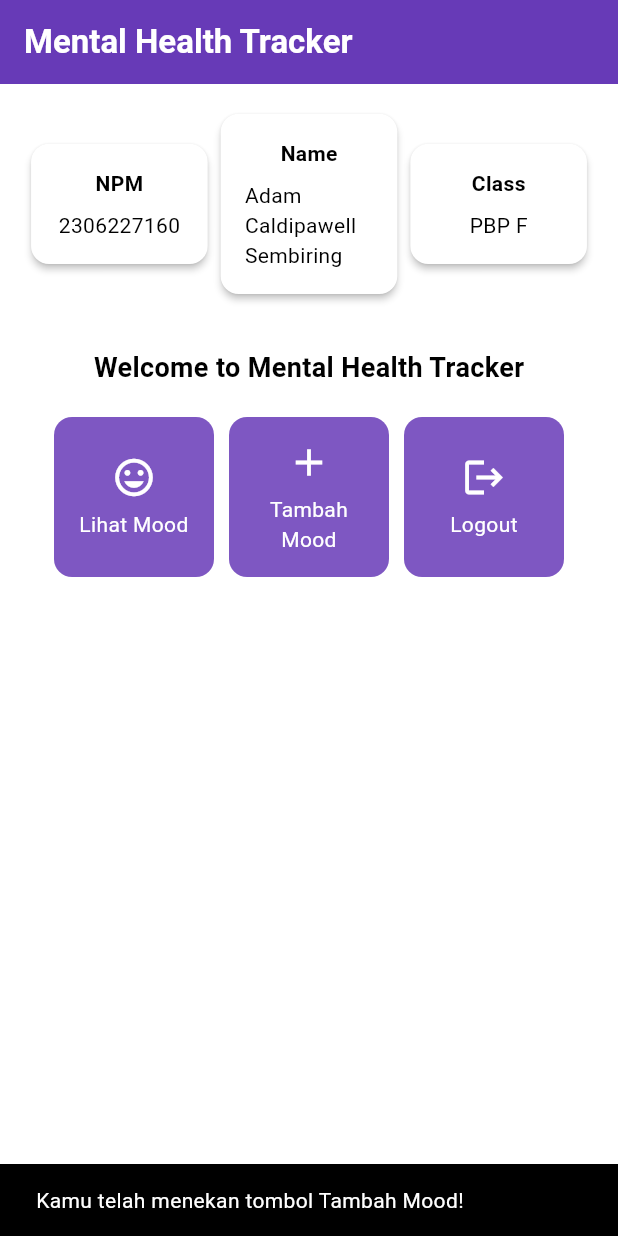
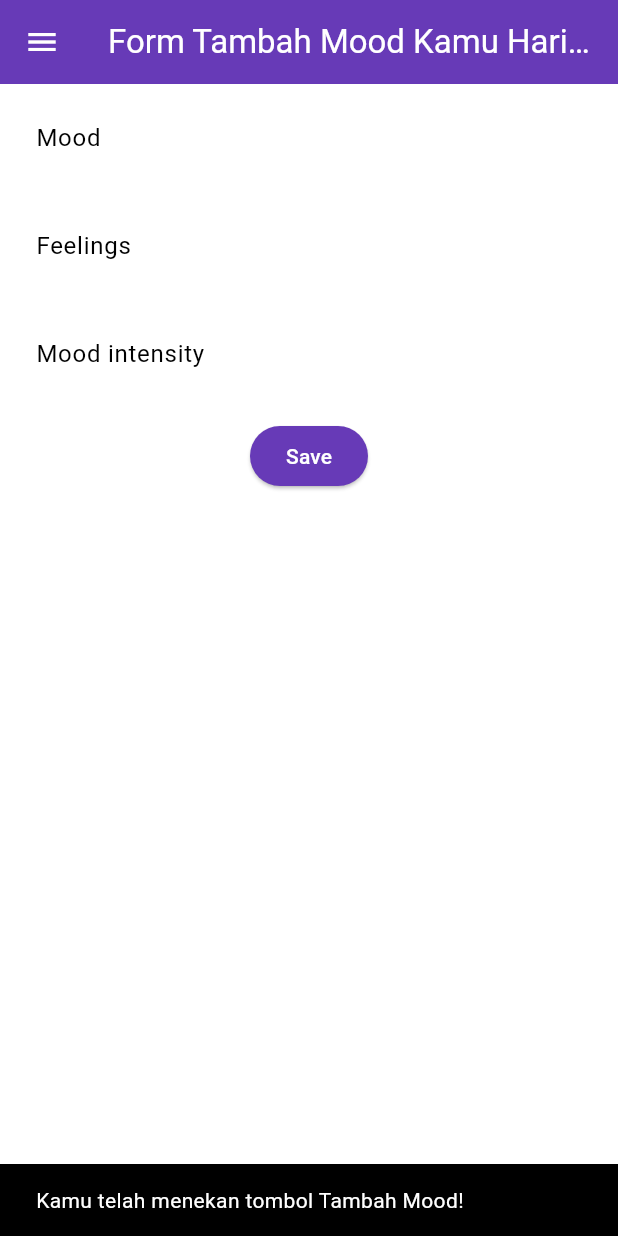
Before and after one commit to rafaelsitorus/mental_health_tracker_mobile, a Flutter app: the screen it shows after launch, after a tap on "Tambah Mood", on a phone screen of 412 x 824 dp. Run offline on Flutter 3.47's test engine with Material 3 defaults, Android fonts, the phone set to English and light mode, and no system bars.

Commit message:
final commit tutorial 7

```diff
--- a/lib/main.dart
+++ b/lib/main.dart
@@ -1,6 +1,6 @@
 // Main Dart
 import 'package:flutter/material.dart';
-import 'package:mental_health_tracker/menu.dart';
+import 'package:mental_health_tracker/screens/menu.dart';
 
 void main() {
   runApp(const MyApp());
--- a/lib/menu.dart
+++ b/lib/screens/menu.dart
@@ -1,9 +1,11 @@
 // Menu Dart
 import 'package:flutter/material.dart';
+import 'package:mental_health_tracker/widgets/left_drawer.dart';
+import 'package:mental_health_tracker/widgets/mood_card.dart';
 
 class MyHomePage extends StatelessWidget {
-  final String npm = '2306227160'; // NPM
-  final String name = 'Adam Caldipawell Sembiring'; // Nama
+  final String npm = '5000000000'; // NPM
+  final String name = 'Raja Rafael P S'; // Nama
   final String className = 'PBP F'; // Kelas
 
   final List<ItemHomepage> items = [
@@ -30,6 +32,7 @@ class MyHomePage extends StatelessWidget {
         ),
         // Warna latar belakang AppBar diambil dari skema warna tema aplikasi.
         backgroundColor: Theme.of(context).colorScheme.primary,
+        iconTheme: const IconThemeData(color: Colors.white),
       ),
       // Body halaman dengan padding di sekelilingnya.
       body: Padding(
@@ -90,6 +93,7 @@ class MyHomePage extends StatelessWidget {
           ],
         ),
       ),
+      drawer: const LeftDrawer(),
     );
   }
 }
@@ -127,62 +131,3 @@ class InfoCard extends StatelessWidget {
     );
   }
 }
-
-class ItemHomepage {
-  final String name;
-  final IconData icon;
-
-  ItemHomepage(this.name, this.icon);
-}
-
-class ItemCard extends StatelessWidget {
-  // Menampilkan kartu dengan ikon dan nama.
-
-  final ItemHomepage item;
-
-  const ItemCard(this.item, {super.key});
-
-  @override
-  Widget build(BuildContext context) {
-    return Material(
-      // Menentukan warna latar belakang dari tema aplikasi.
-      color: Theme.of(context).colorScheme.secondary,
-      // Membuat sudut kartu melengkung.
-      borderRadius: BorderRadius.circular(12),
-
-      child: InkWell(
-        // Aksi ketika kartu ditekan.
-        onTap: () {
-          // Menampilkan pesan SnackBar saat kartu ditekan.
-          ScaffoldMessenger.of(context)
-            ..hideCurrentSnackBar()
-            ..showSnackBar(SnackBar(
-                content: Text("Kamu telah menekan tombol ${item.name}!")));
-        },
-        // Container untuk menyimpan Icon dan Text
-        child: Container(
-          padding: const EdgeInsets.all(8),
-          child: Center(
-            child: Column(
-              // Menyusun ikon dan teks di tengah kartu.
-              mainAxisAlignment: MainAxisAlignment.center,
-              children: [
-                Icon(
-                  item.icon,
-                  color: Colors.white,
-                  size: 30.0,
-                ),
-                const Padding(padding: EdgeInsets.all(3)),
-                Text(
-                  item.name,
-                  textAlign: TextAlign.center,
-                  style: const TextStyle(color: Colors.white),
-                ),
-              ],
-            ),
-          ),
-        ),
-      ),
-    );
-  }
-}
--- /dev/null
+++ b/lib/screens/moodentry_form.dart
@@ -0,0 +1,163 @@
+import 'package:flutter/material.dart';
+import 'package:mental_health_tracker/widgets/left_drawer.dart';
+// TODO: Impor drawer yang sudah dibuat sebelumnya
+
+class MoodEntryFormPage extends StatefulWidget {
+  const MoodEntryFormPage({super.key});
+
+  @override
+  State<MoodEntryFormPage> createState() => _MoodEntryFormPageState();
+}
+
+class _MoodEntryFormPageState extends State<MoodEntryFormPage> {
+  final _formKey = GlobalKey<FormState>();
+
+  String _mood = "";
+  String _feelings = "";
+  int _moodIntensity = 0;
+
+  @override
+  Widget build(BuildContext context) {
+    return Scaffold(
+      appBar: AppBar(
+        title: const Center(
+          child: Text(
+            'Form Tambah Mood Kamu Hari ini',
+          ),
+        ),
+        backgroundColor: Theme.of(context).colorScheme.primary,
+        foregroundColor: Colors.white,
+      ),
+      drawer: const LeftDrawer(),
+      body: Form(
+        key: _formKey,
+        child: SingleChildScrollView(
+          child: Column(
+            crossAxisAlignment: CrossAxisAlignment.start,
+            children: [
+              Padding(
+                padding: const EdgeInsets.all(8.0),
+                child: TextFormField(
+                  decoration: InputDecoration(
+                    hintText: "Mood",
+                    labelText: "Mood",
+                    border: OutlineInputBorder(
+                      borderRadius: BorderRadius.circular(5.0),
+                    ),
+                  ),
+                  onChanged: (String? value) {
+                    setState(() {
+                      _mood = value!;
+                    });
+                  },
+                  validator: (String? value) {
+                    if (value == null || value.isEmpty) {
+                      return "Mood tidak boleh kosong!";
+                    }
+                    return null;
+                  },
+                ),
+              ),
+              Padding(
+                padding: const EdgeInsets.all(8.0),
+                child: TextFormField(
+                  decoration: InputDecoration(
+                    hintText: "Feelings",
+                    labelText: "Feelings",
+                    border: OutlineInputBorder(
+                      borderRadius: BorderRadius.circular(5.0),
+                    ),
+                  ),
+                  onChanged: (String? value) {
+                    setState(() {
+                      _feelings = value!;
+                    });
+                  },
+                  validator: (String? value) {
+                    if (value == null || value.isEmpty) {
+                      return "Feelings tidak boleh kosong!";
+                    }
+                    return null;
+                  },
+                ),
+              ),
+              Padding(
+                padding: const EdgeInsets.all(8.0),
+                child: TextFormField(
+                  decoration: InputDecoration(
+                    hintText: "Mood intensity",
+                    labelText: "Mood intensity",
+                    border: OutlineInputBorder(
+                      borderRadius: BorderRadius.circular(5.0),
+                    ),
+                  ),
+                  onChanged: (String? value) {
+                    setState(() {
+                      _moodIntensity = int.tryParse(value!) ?? 0;
+                    });
+                  },
+                  validator: (String? value) {
+                    if (value == null || value.isEmpty) {
+                      return "Mood intensity tidak boleh kosong!";
+                    }
+                    if (int.tryParse(value) == null) {
+                      return "Mood intensity harus berupa angka!";
+                    }
+                    return null;
+                  },
+                ),
+              ),
+              Align(
+                alignment: Alignment.bottomCenter,
+                child: Padding(
+                  padding: const EdgeInsets.all(8.0),
+                  child: ElevatedButton(
+                    style: ButtonStyle(
+                      backgroundColor: MaterialStateProperty.all(
+                          Theme.of(context).colorScheme.primary),
+                    ),
+                    onPressed: () {
+                      if (_formKey.currentState!.validate()) {
+                        showDialog(
+                          context: context,
+                          builder: (context) {
+                            return AlertDialog(
+                              title: const Text('Mood berhasil tersimpan'),
+                              content: SingleChildScrollView(
+                                child: Column(
+                                  crossAxisAlignment: CrossAxisAlignment.start,
+                                  children: [
+                                    Text('Mood: $_mood'),
+                                    Text('Feelings: $_feelings'),
+                                    Text('Mood intensity: $_moodIntensity'),
+                                  ],
+                                ),
+                              ),
+                              actions: [
+                                TextButton(
+                                  child: const Text('OK'),
+                                  onPressed: () {
+                                    Navigator.pop(context);
+                                    _formKey.currentState!.reset();
+                                  },
+                                ),
+                              ],
+                            );
+                          },
+                        );
+                      }
+                    },
+                    child: const Text(
+                      "Save",
+                      style: TextStyle(color: Colors.white),
+                    ),
+                  ),
+                ),
+              ),
+            ],
+          ),
+        ),
+      ),
+    );
+  }
+}
--- /dev/null
+++ b/lib/widgets/left_drawer.dart
@@ -0,0 +1,68 @@
+import 'package:flutter/material.dart';
+import 'package:mental_health_tracker/screens/menu.dart';
+import 'package:mental_health_tracker/screens/moodentry_form.dart';
+
+class LeftDrawer extends StatelessWidget {
+  const LeftDrawer({super.key});
+
+  @override
+  Widget build(BuildContext context) {
+    return Drawer(
+      child: ListView(
+        children: [
+          DrawerHeader(
+            decoration: BoxDecoration(
+              color: Theme.of(context).colorScheme.primary,
+            ),
+            child: const Column(
+              children: [
+                Text(
+                  'Mental Health Tracker',
+                  textAlign: TextAlign.center,
+                  style: TextStyle(
+                    fontSize: 24,
+                    fontWeight: FontWeight.bold,
+                    color: Colors.white,
+                  ),
+                ),
+                Padding(padding: EdgeInsets.all(8)),
+                Text(
+                  "Ayo jaga kesehatan mentalmu setiap hari disini!",
+                  style: TextStyle(
+                    fontSize: 15,
+                    color: Colors.white,
+                    fontWeight: FontWeight.normal,
+                  ),
+                ),
+              ],
+            ),
+          ),
+          ListTile(
+            leading: const Icon(Icons.home_outlined),
+            title: const Text('Halaman Utama'),
+            // Bagian redirection ke MyHomePage
+            onTap: () {
+              Navigator.pushReplacement(
+                  context,
+                  MaterialPageRoute(
+                    builder: (context) => MyHomePage(),
+                  ));
+            },
+          ),
+          ListTile(
+            leading: const Icon(Icons.mood),
+            title: const Text('Tambah Mood'),
+            // Bagian redirection ke MoodEntryFormPage
+            onTap: () {
+              Navigator.pushReplacement(
+                  context,
+                  MaterialPageRoute(
+                    builder: (context) => const MoodEntryFormPage(),
+                  ));
+            },
+          ),
+        ],
+      ),
+    );
+  }
+}
--- /dev/null
+++ b/lib/widgets/mood_card.dart
@@ -0,0 +1,68 @@
+import 'package:flutter/material.dart';
+import 'package:mental_health_tracker/screens/moodentry_form.dart';
+
+class ItemHomepage {
+  final String name;
+  final IconData icon;
+
+  ItemHomepage(this.name, this.icon);
+}
+
+class ItemCard extends StatelessWidget {
+  // Menampilkan kartu dengan ikon dan nama.
+
+  final ItemHomepage item;
+
+  const ItemCard(this.item, {super.key});
+
+  @override
+  Widget build(BuildContext context) {
+    return Material(
+      // Menentukan warna latar belakang dari tema aplikasi.
+      color: Theme.of(context).colorScheme.secondary,
+      // Membuat sudut kartu melengkung.
+      borderRadius: BorderRadius.circular(12),
+
+      child: InkWell(
+        // Aksi ketika kartu ditekan.
+        onTap: () {
+          // Menampilkan pesan SnackBar saat kartu ditekan.
+          ScaffoldMessenger.of(context)
+            ..hideCurrentSnackBar()
+            ..showSnackBar(SnackBar(
+                content: Text("Kamu telah menekan tombol ${item.name}!")));
+
+          if (item.name == "Tambah Mood") {
+            Navigator.push(
+                context,
+                MaterialPageRoute(
+                    builder: (context) => const MoodEntryFormPage()));
+          }
+        },
+        // Container untuk menyimpan Icon dan Text
+        child: Container(
+          padding: const EdgeInsets.all(8),
+          child: Center(
+            child: Column(
+              // Menyusun ikon dan teks di tengah kartu.
+              mainAxisAlignment: MainAxisAlignment.center,
+              children: [
+                Icon(
+                  item.icon,
+                  color: Colors.white,
+                  size: 30.0,
+                ),
+                const Padding(padding: EdgeInsets.all(3)),
+                Text(
+                  item.name,
+                  textAlign: TextAlign.center,
+                  style: const TextStyle(color: Colors.white),
+                ),
+              ],
+            ),
+          ),
+        ),
+      ),
+    );
+  }
+}
```
